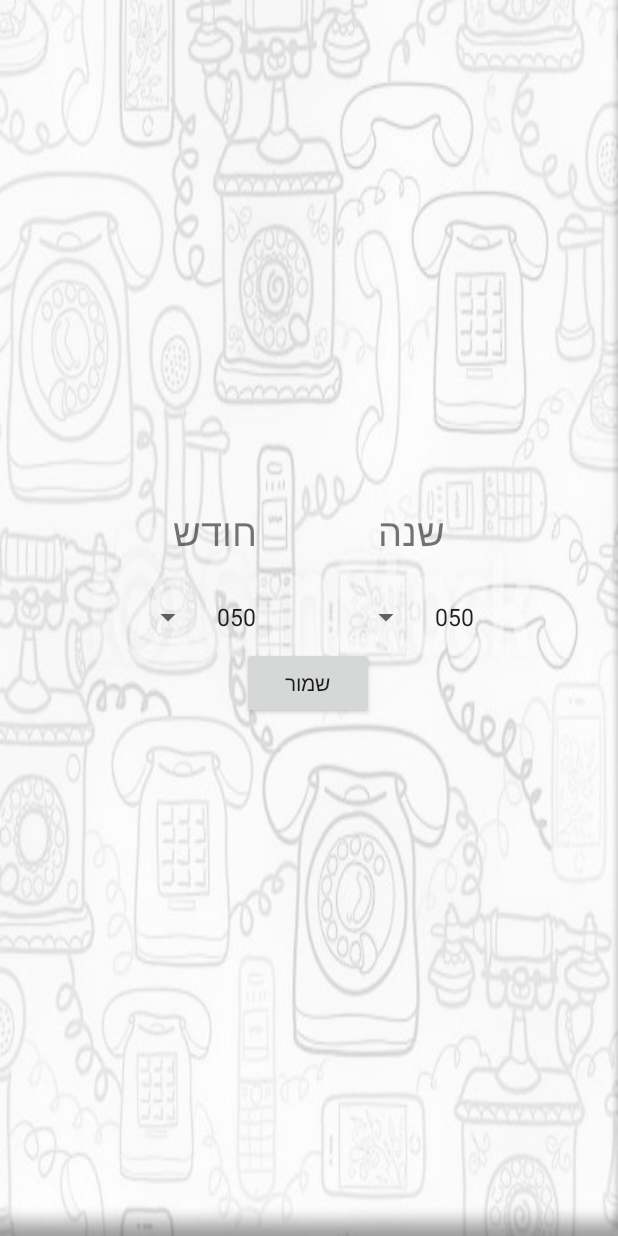
After one commit to RoyIdan/RoyIdanProject, an Android app: the layout custom_month_year_picker_dialog.xml on its own in the app's theme, with its tools: preview values and no code run, on a phone screen of 412 x 824 dp. The commit adds this screen. Run offline under Robolectric (Android 15) with nearby library versions, the phone set to English and light mode, and no system bars; Roboto replaces fonts that are not available here.

Commit message:
27/1 home

```diff
--- a/app/src/main/java/com/example/royidanproject/CreditCardsActivity.java
+++ b/app/src/main/java/com/example/royidanproject/CreditCardsActivity.java
@@ -57,7 +57,7 @@ public class CreditCardsActivity extends AppCompatActivity {
         btnAddNewCard.setOnClickListener(new View.OnClickListener() {
             @Override
             public void onClick(View v) {
-
+                startActivity(new Intent(CreditCardsActivity.this, AddNewCardActivity.class));
             }
         });
     }
--- /dev/null
+++ b/app/src/main/res/layout/custom_month_year_picker_dialog.xml
@@ -0,0 +1,81 @@
+<?xml version="1.0" encoding="utf-8"?>
+<LinearLayout xmlns:android="http://schemas.android.com/apk/res/android"
+    android:orientation="vertical"
+    android:layout_width="250dp"
+    android:layout_height="150dp"
+    android:layout_gravity="center"
+    android:layoutDirection="rtl">
+
+    <LinearLayout
+        android:layout_width="match_parent"
+        android:layout_height="wrap_content"
+        android:orientation="horizontal"
+        android:gravity="center">
+
+        <TextView
+            android:layout_width="wrap_content"
+            android:layout_height="wrap_content"
+            android:text="שנה"
+            android:textSize="25sp" />
+
+        <Space
+            android:layout_width="80dp"
+            android:layout_height="match_parent" />
+
+        <TextView
+            android:layout_width="wrap_content"
+            android:layout_height="wrap_content"
+            android:text="חודש"
+            android:textSize="25sp" />
+
+    </LinearLayout>
+
+    <LinearLayout
+        android:layout_width="match_parent"
+        android:layout_height="wrap_content"
+        android:orientation="horizontal"
+        android:gravity="center"
+        android:layout_marginTop="20dp">
+
+        <LinearLayout
+            android:layout_width="105dp"
+            android:layout_height="40dp"
+            android:gravity="center">
+
+            <Spinner
+                android:layout_width="wrap_content"
+                android:layout_height="match_parent"
+                android:entries="@array/spinner_phone"
+                android:textSize="25sp"
+                android:id="@+id/spiYear" />
+
+        </LinearLayout>
+
+        <Space
+            android:layout_width="40dp"
+            android:layout_height="match_parent" />
+
+        <LinearLayout
+            android:layout_width="105dp"
+            android:layout_height="40dp"
+            android:gravity="center">
+
+            <Spinner
+                android:layout_width="wrap_content"
+                android:layout_height="match_parent"
+                android:entries="@array/spinner_phone"
+                android:textSize="25sp"
+                android:id="@+id/spiMonth" />
+
+        </LinearLayout>
+
+    </LinearLayout>
+
+    <Button
+        android:layout_width="wrap_content"
+        android:layout_height="wrap_content"
+        android:text="שמור"
+        android:layout_gravity="center"
+        android:id="@+id/btnSave"/>
+
+</LinearLayout>
```
Also changed, not shown: app/src/main/java/com/example/royidanproject/AddNewCardActivity.java (+154 -34 lines), app/src/main/res/layout/activity_add_new_card.xml (+29 -0 lines), 1 other file.
